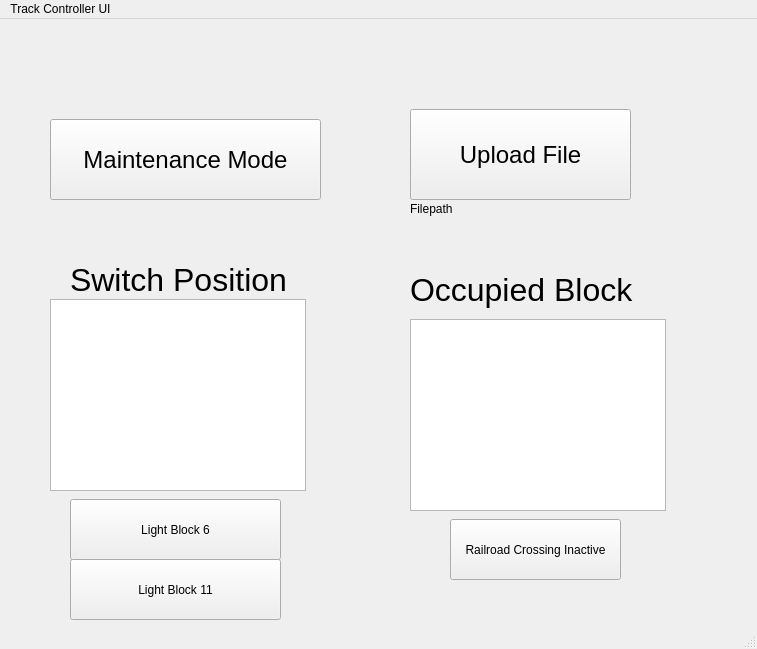
Old version of the form Track_Controller_SW/TrackController.ui in the repository LucasZ99/ECE1140SystemsEngineeringProject.
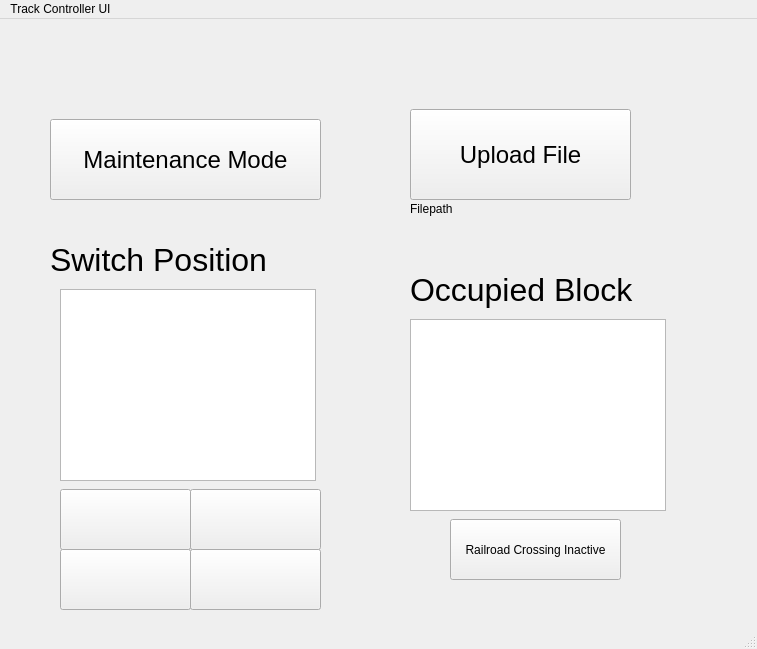
New version of the form.

```diff
--- a/Track_Controller_SW/TrackController.ui
+++ b/Track_Controller_SW/TrackController.ui
@@ -128,8 +128,8 @@
    <widget class="QLabel" name="switch_pos">
     <property name="geometry">
      <rect>
-      <x>70</x>
-      <y>210</y>
+      <x>50</x>
+      <y>190</y>
       <width>271</width>
       <height>101</height>
      </rect>
@@ -152,8 +152,8 @@
    <widget class="QListWidget" name="switch_list_widget">
     <property name="geometry">
      <rect>
-      <x>50</x>
-      <y>280</y>
+      <x>60</x>
+      <y>270</y>
       <width>256</width>
       <height>192</height>
      </rect>
@@ -178,27 +178,27 @@
    <widget class="QPushButton" name="light_b6">
     <property name="geometry">
      <rect>
-      <x>70</x>
-      <y>480</y>
-      <width>211</width>
+      <x>60</x>
+      <y>470</y>
+      <width>131</width>
       <height>61</height>
      </rect>
     </property>
     <property name="text">
-     <string>Light Block 6</string>
+     <string/>
     </property>
    </widget>
    <widget class="QPushButton" name="light_b11">
     <property name="geometry">
      <rect>
-      <x>70</x>
-      <y>540</y>
-      <width>211</width>
+      <x>190</x>
+      <y>470</y>
+      <width>131</width>
       <height>61</height>
      </rect>
     </property>
     <property name="text">
-     <string>Light Block 11</string>
+     <string/>
     </property>
    </widget>
    <widget class="QListWidget" name="block_number">
@@ -211,6 +211,32 @@
      </rect>
     </property>
    </widget>
+   <widget class="QPushButton" name="light_2_a">
+    <property name="geometry">
+     <rect>
+      <x>60</x>
+      <y>530</y>
+      <width>131</width>
+      <height>61</height>
+     </rect>
+    </property>
+    <property name="text">
+     <string/>
+    </property>
+   </widget>
+   <widget class="QPushButton" name="light_b11_2">
+    <property name="geometry">
+     <rect>
+      <x>190</x>
+      <y>530</y>
+      <width>131</width>
+      <height>61</height>
+     </rect>
+    </property>
+    <property name="text">
+     <string/>
+    </property>
+   </widget>
   </widget>
   <widget class="QMenuBar" name="menubar">
    <property name="geometry">
```
Left out of the diff: 6 changed lines with no effect on the pictures.
